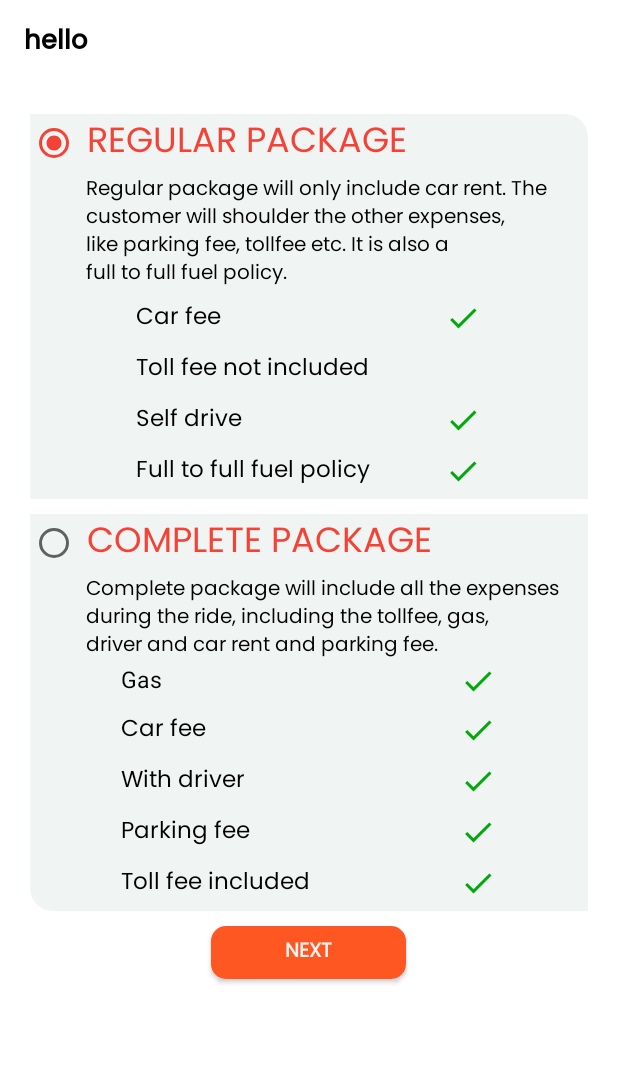
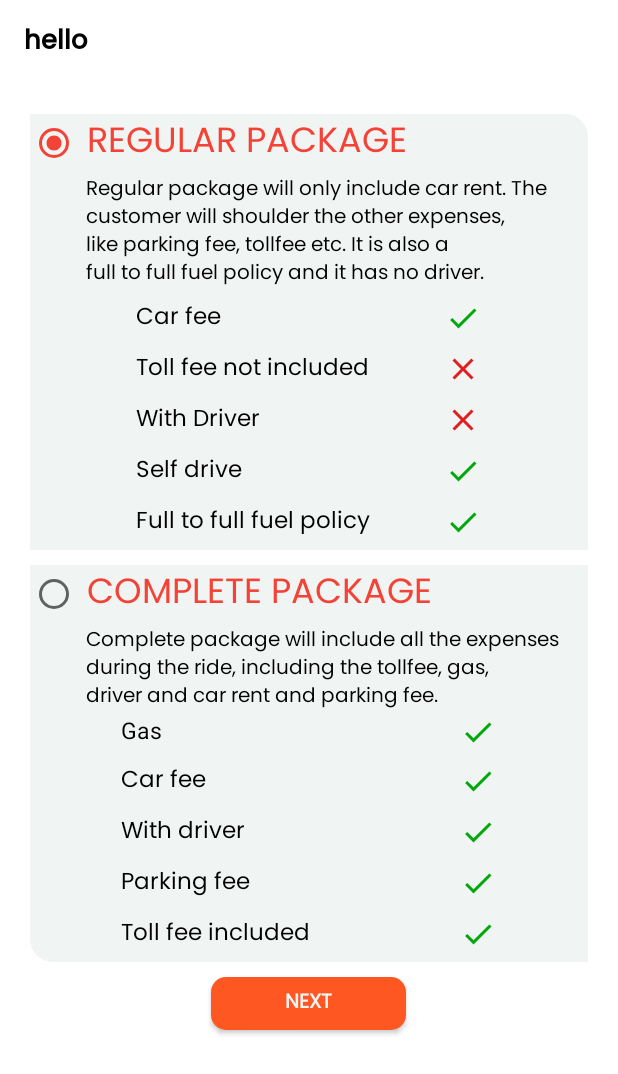
Before and after one commit to jisunski02/Caravan, an Android app: the layout activity_selectpackage.xml on its own in the app's theme, with its tools: preview values and no code run, on a phone screen of 412 x 824 dp. Shown: the top 1074 px of the screen. Run offline under Robolectric (Android 15) with nearby library versions, the phone set to English and light mode, and no system bars; network calls fail; Roboto replaces fonts that are not available here.

Commit message:
new update

```diff
--- a/app/src/main/java/edu/ucu/cite/caravanrental/Adapters/PagerAdapter.java
+++ b/app/src/main/java/edu/ucu/cite/caravanrental/Adapters/PagerAdapter.java
@@ -28,8 +28,8 @@ public class PagerAdapter extends FragmentPagerAdapter {
                 return new ApproveRentsFragment();
             case 2:
                 return new CancelledRentsFragment();
-            case 3:
-                return new CompletedRentsFragment();
+            /*case 3:
+                return new CompletedRentsFragment(); */
             default:
                 return null;
         }
--- a/app/src/main/java/edu/ucu/cite/caravanrental/Adapters/UserRentsAdapter.java
+++ b/app/src/main/java/edu/ucu/cite/caravanrental/Adapters/UserRentsAdapter.java
@@ -142,6 +142,7 @@ public class UserRentsAdapter extends RecyclerView.Adapter<UserRentsAdapter.View
         if(currentPosition.getRent_status().equals("1")){
             holder.payNow.setVisibility(View.GONE);
             holder.reason.setVisibility(View.GONE);
+            holder.cancelRent.setVisibility(View.GONE);
             holder.bookAgain.setVisibility(View.GONE);
         }
 
--- a/app/src/main/java/edu/ucu/cite/caravanrental/HomeNotLoggedIn.java
+++ b/app/src/main/java/edu/ucu/cite/caravanrental/HomeNotLoggedIn.java
@@ -33,7 +33,7 @@ public class HomeNotLoggedIn extends AppCompatActivity {
 
     RecyclerView vehiclerecyclerView;
     private LinearLayoutManager linearLayoutManager;
-    private static final String URL_VEHICLES = "https://caravan-rental-cars.online/includes/displayvehicles.php";
+    private static final String URL_VEHICLES = "https://caravan-rental-cars.online/includes/displayvehicles.php"; //Endpoint
 
     List<Vehicles> vehiclesList;
 
@@ -86,7 +86,7 @@ public class HomeNotLoggedIn extends AppCompatActivity {
 
         loadVehiclesnotAvailable();
 
-        recyclerView = findViewById(R.id.driverList);
+        recyclerView = findViewById(R.id.rentlist);
         recyclerView.setLayoutManager(new LinearLayoutManager(HomeNotLoggedIn.this, LinearLayoutManager.HORIZONTAL, false));
 
         //initializing the productlist
--- a/app/src/main/java/edu/ucu/cite/caravanrental/MainScreenv2.java
+++ b/app/src/main/java/edu/ucu/cite/caravanrental/MainScreenv2.java
@@ -119,7 +119,7 @@ public class MainScreenv2 extends AppCompatActivity implements AdapterView.OnIte
         tabLayoutRents = findViewById(R.id.tablayout);
         pendingTab = findViewById(R.id.pendingtab);
         approveTab = findViewById(R.id.approvetab);
-        completedTab = findViewById(R.id.completedtab);
+        //completedTab = findViewById(R.id.completedtab);
 
         // Toolbar
         setSupportActionBar(toolbar);
--- a/app/src/main/java/edu/ucu/cite/caravanrental/UserRents.java
+++ b/app/src/main/java/edu/ucu/cite/caravanrental/UserRents.java
@@ -80,7 +80,7 @@ public class UserRents extends AppCompatActivity implements AdapterView.OnItemSe
         tabLayoutRents = findViewById(R.id.tablayout);
         pendingTab = findViewById(R.id.pendingtab);
         approveTab = findViewById(R.id.approvetab);
-        completedTab = findViewById(R.id.completedtab);
+        //completedTab = findViewById(R.id.completedtab);
 
         //Toolbar Initialization..
         toolbar = findViewById(R.id.toolbar);
--- a/app/src/main/res/drawable/ic_baseline_close_24.xml
+++ b/app/src/main/res/drawable/ic_baseline_close_24.xml
@@ -1,4 +1,4 @@
-<vector android:height="24dp" android:tint="#FFFFFF"
+<vector android:height="24dp" android:tint="#E21D1D"
     android:viewportHeight="24" android:viewportWidth="24"
     android:width="24dp" xmlns:android="http://schemas.android.com/apk/res/android">
     <path android:fillColor="@android:color/white" android:pathData="M19,6.41L17.59,5 12,10.59 6.41,5 5,6.41 10.59,12 5,17.59 6.41,19 12,13.41 17.59,19 19,17.59 13.41,12z"/>
--- a/app/src/main/res/layout/activity_selectpackage.xml
+++ b/app/src/main/res/layout/activity_selectpackage.xml
@@ -74,10 +74,10 @@
                 <TextView
                     android:layout_width="wrap_content"
                     android:layout_height="wrap_content"
+                    android:layout_marginStart="15dp"
+                    android:layout_marginEnd="10dp"
+                    android:fontFamily="@font/poppins"
                     android:gravity="left"
-                    android:layout_marginEnd="10dp"
-                    android:layout_marginStart="15dp"
-                    android:fontFamily="@font/poppins"
                     android:text="@string/regular_package"
                     android:textColor="@color/black"
                     android:textSize="13sp" />
@@ -97,7 +97,18 @@
                     android:layout_height="wrap_content"
                     android:layout_marginTop="8dp"
                     android:fontFamily="@font/poppins"
+                    android:drawableEnd="@drawable/ic_baseline_close_24"
                     android:text="Toll fee not included"
+                    android:textColor="@color/black"
+                    android:textSize="15sp" />
+
+                <TextView
+                    android:layout_width="230dp"
+                    android:layout_height="wrap_content"
+                    android:layout_marginTop="8dp"
+                    android:fontFamily="@font/poppins"
+                    android:drawableEnd="@drawable/ic_baseline_close_24"
+                    android:text="With Driver"
                     android:textColor="@color/black"
                     android:textSize="15sp" />
 
--- a/app/src/main/res/layout/contentusernotloggedin.xml
+++ b/app/src/main/res/layout/contentusernotloggedin.xml
@@ -263,7 +263,7 @@
             android:layout_height="wrap_content"/>
 
         <androidx.recyclerview.widget.RecyclerView
-            android:id="@+id/driverList"
+            android:id="@+id/rentlist"
             android:layout_width="match_parent"
             android:layout_height="wrap_content"/>
 
--- a/app/src/main/res/layout/userrentscontent.xml
+++ b/app/src/main/res/layout/userrentscontent.xml
@@ -39,11 +39,12 @@
             android:layout_height="wrap_content"
             android:text="Cancelled" />
 
-        <com.google.android.material.tabs.TabItem
+       <!-- <com.google.android.material.tabs.TabItem
             android:id="@+id/completedtab"
             android:layout_width="wrap_content"
             android:layout_height="wrap_content"
-            android:text="Completed" />
+            android:visibility="invisible"
+            android:text="Completed" /> -->
     </com.google.android.material.tabs.TabLayout>
 
     <androidx.appcompat.widget.Toolbar
--- a/app/src/main/res/values/strings.xml
+++ b/app/src/main/res/values/strings.xml
@@ -77,7 +77,7 @@
     <string name="hello_blank_fragment">Hello blank fragment</string>
     <string name="title_activity_maps">Map</string>
     <string name="complete_package">Complete package will include all the expenses during the ride, including the tollfee, gas,\ndriver and car rent and parking fee.</string>
-    <string name="regular_package">Regular package will only include car rent. The\ncustomer will shoulder the other expenses,\nlike parking fee, tollfee etc. It is also a\nfull to full fuel policy.</string>
+    <string name="regular_package">Regular package will only include car rent. The\ncustomer will shoulder the other expenses,\nlike parking fee, tollfee etc. It is also a\nfull to full fuel policy and it has no driver.</string>
     <string name="cashonpickup">Payment will be made upon COP,\ninstead of paying it through g-cash.\nWith this, the renter is assured that\nhe’ll get the rented car are in good condition.</string>
 
     <string name="privacy_policy">At Caravan Rentals, we respect your privacy. We implemented this privacy policy ("Privacy Policy") to explain to you how we use and protect the personal information we may gather from and about our customers by means of our websites, mobile applications, online booking widgets. By using our mobile applications, you consent to the collection, use and disclosure of your information, as described in this Privacy Policy. \n
```
Also changed, not shown: app/build.gradle (+7 -7 lines), app/src/main/java/edu/ucu/cite/caravanrental/review.java (+34 -1 lines), app/src/main/res/layout/activity_reviewv2.xml (+3 -4 lines), app/src/main/res/layout/dialog_paynow.xml (+30 -0 lines).
